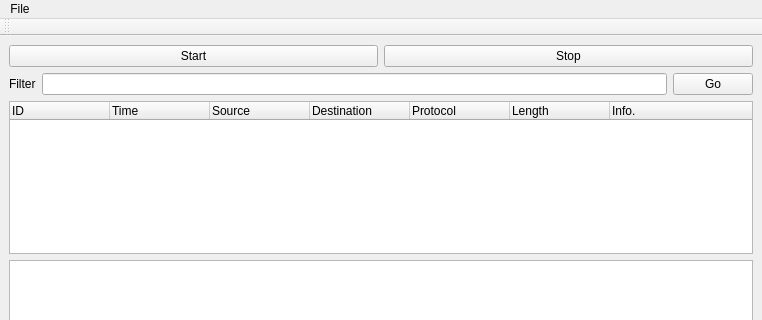
This is gui.ui in MrRobot-Z/Pentagon_Wireshark as Qt 5 draws it before an edit; both pictures show x 0 to 762 and y 0 to 320 of the 762 by 602 pixel window. The edited form follows.
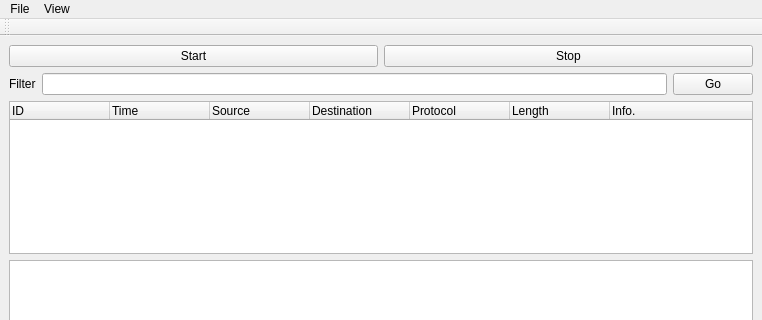
This is the edited form.

Commit message: Addef some new features (Full-Screen)

```diff
--- a/gui.ui
+++ b/gui.ui
@@ -133,7 +133,14 @@
     <addaction name="separator"/>
     <addaction name="actionExit"/>
    </widget>
+   <widget class="QMenu" name="menuView">
+    <property name="title">
+     <string>View</string>
+    </property>
+    <addaction name="actionToggle_FullScreen"/>
+   </widget>
    <addaction name="menuFile"/>
+   <addaction name="menuView"/>
   </widget>
   <widget class="QStatusBar" name="statusbar"/>
   <widget class="QToolBar" name="toolBar">
```
Left out of the diff: 5 changed lines with no effect on the pictures. The commit also changes 3 other files.
